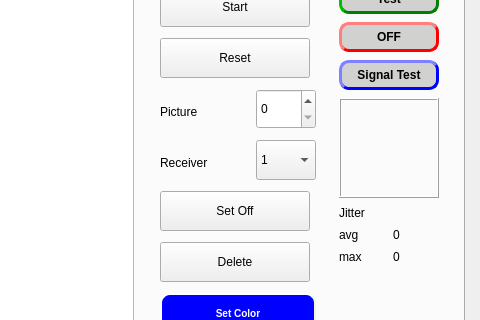
The window that GUI_files/Studio_GUI_new_v2.ui (un48ures/LED-Poi-Studio) describes before a commit, drawn with Qt 5; both pictures show x 700 to 1180 and y 242 to 562 of the 1180 by 839 pixel window.
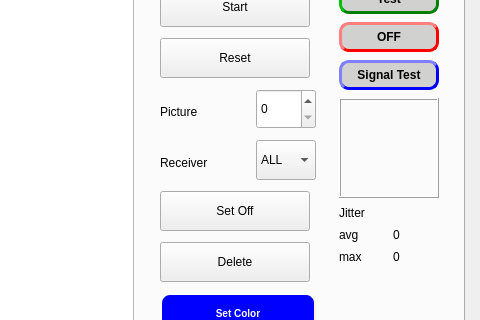
The same window after the commit. Icons and pictures are not drawn. Custom widgets are drawn as their Qt base class.

Commit message: Set ALL as default for receivers

Diff of the .ui file:
```diff
--- a/GUI_files/Studio_GUI_new_v2.ui
+++ b/GUI_files/Studio_GUI_new_v2.ui
@@ -390,9 +390,17 @@
                     <property name="editable">
                      <bool>false</bool>
                     </property>
+                    <property name="currentText">
+                     <string>ALL</string>
+                    </property>
                     <property name="insertPolicy">
                      <enum>QComboBox::InsertPolicy::InsertAtBottom</enum>
                     </property>
+                    <item>
+                     <property name="text">
+                      <string>ALL</string>
+                     </property>
+                    </item>
                     <item>
                      <property name="text">
                       <string>1</string>
```
Left out of the diff: 5 changed lines with no effect on the pictures.
